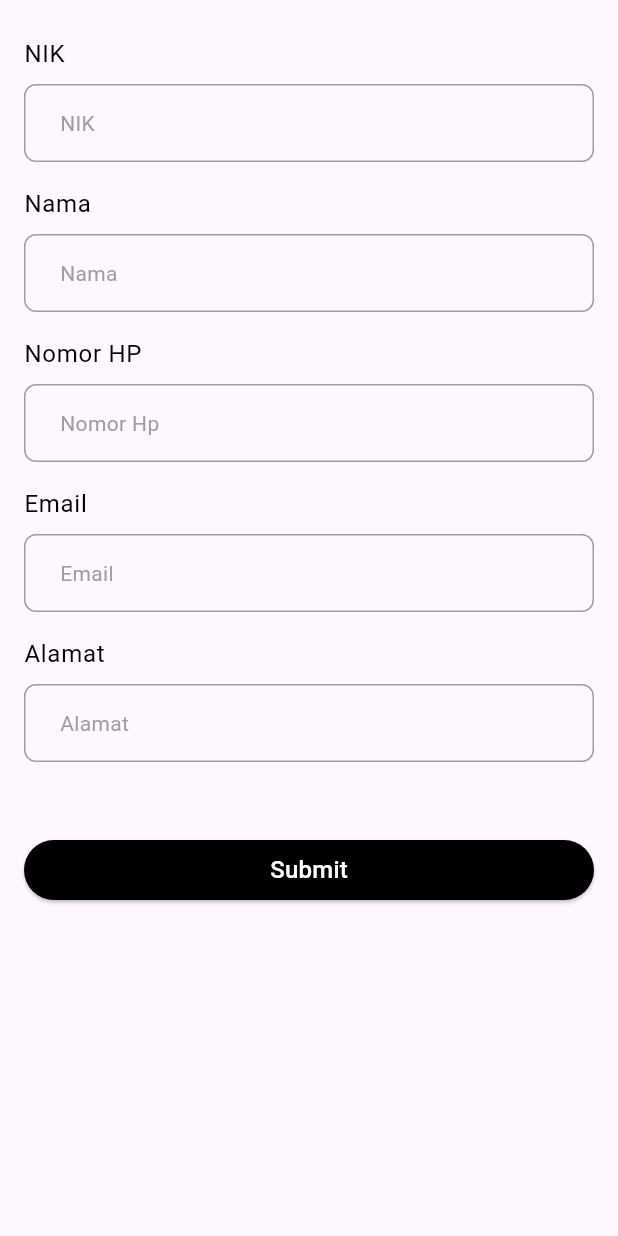
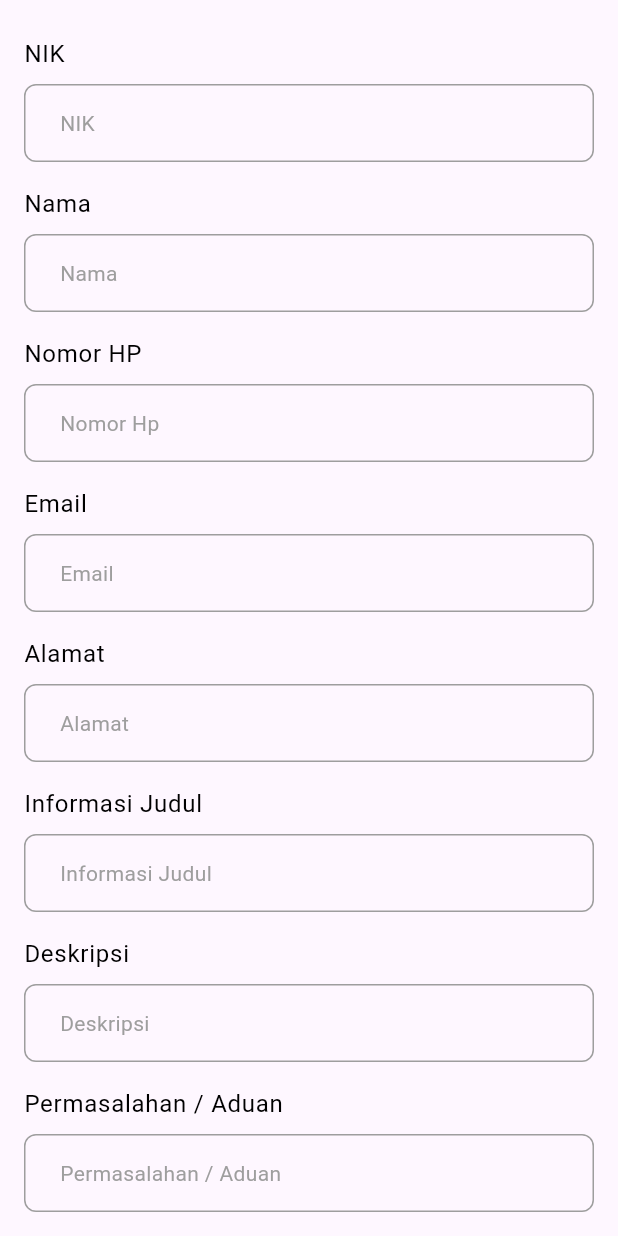
Before and after one commit to rizkydwitama/pengaduan-mobile, a Flutter app: the PengaduanPage screen opened directly, on a phone screen of 412 x 824 dp. Run offline on Flutter 3.47's test engine with Material 3 defaults, Android fonts, the phone set to English and light mode, and no system bars; our stand-ins replace flutter_form_builder, get.

Commit message:
add more form in pengaduan feature

```diff
--- a/lib/features/pengaduan/pengaduan_controller.dart
+++ b/lib/features/pengaduan/pengaduan_controller.dart
@@ -6,4 +6,7 @@ class PengaduanController extends GetxController {
   String nomorHP = '';
   String email = '';
   String alamat = '';
+  String informasiJudul = '';
+  String deskripsi = '';
+  String aduan = '';
 }
--- a/lib/features/pengaduan/pengaduan_page.dart
+++ b/lib/features/pengaduan/pengaduan_page.dart
@@ -96,6 +96,54 @@ class PengaduanPage extends StatelessWidget {
                 controller.alamat = value?? '';
               },
             ),
+            const SizedBox(height: 16,),
+            Text(
+              'Informasi Judul',
+              style: Theme.of(context).textTheme.bodyLarge!.copyWith(
+                color: Colors.black,
+              ),
+            ),
+            const SizedBox(height: 8,),
+            TextFormFieldWidget(
+              name: 'Informasi Judul',
+              hintText: 'Informasi Judul',
+              enabled: true,
+              onChanged: (String? value) {
+                controller.informasiJudul = value?? '';
+              },
+            ),
+            const SizedBox(height: 16,),
+            Text(
+              'Deskripsi',
+              style: Theme.of(context).textTheme.bodyLarge!.copyWith(
+                color: Colors.black,
+              ),
+            ),
+            const SizedBox(height: 8,),
+            TextFormFieldWidget(
+              name: 'Deskripsi',
+              hintText: 'Deskripsi',
+              enabled: true,
+              onChanged: (String? value) {
+                controller.informasiJudul = value?? '';
+              },
+            ),
+            const SizedBox(height: 16,),
+            Text(
+              'Permasalahan / Aduan',
+              style: Theme.of(context).textTheme.bodyLarge!.copyWith(
+                color: Colors.black,
+              ),
+            ),
+            const SizedBox(height: 8,),
+            TextFormFieldWidget(
+              name: 'Permasalahan / Aduan',
+              hintText: 'Permasalahan / Aduan',
+              enabled: true,
+              onChanged: (String? value) {
+                controller.aduan = value?? '';
+              },
+            ),
             const SizedBox(height: 48,),
             ElevatedButton(
                 style: TextButton.styleFrom(
```
